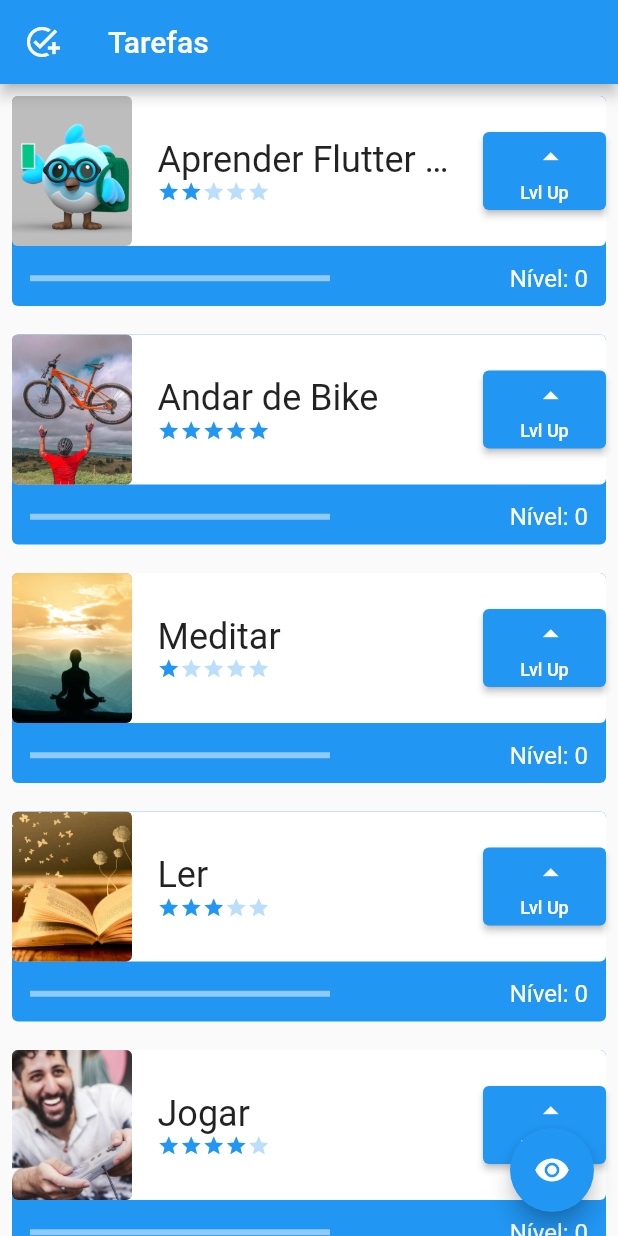
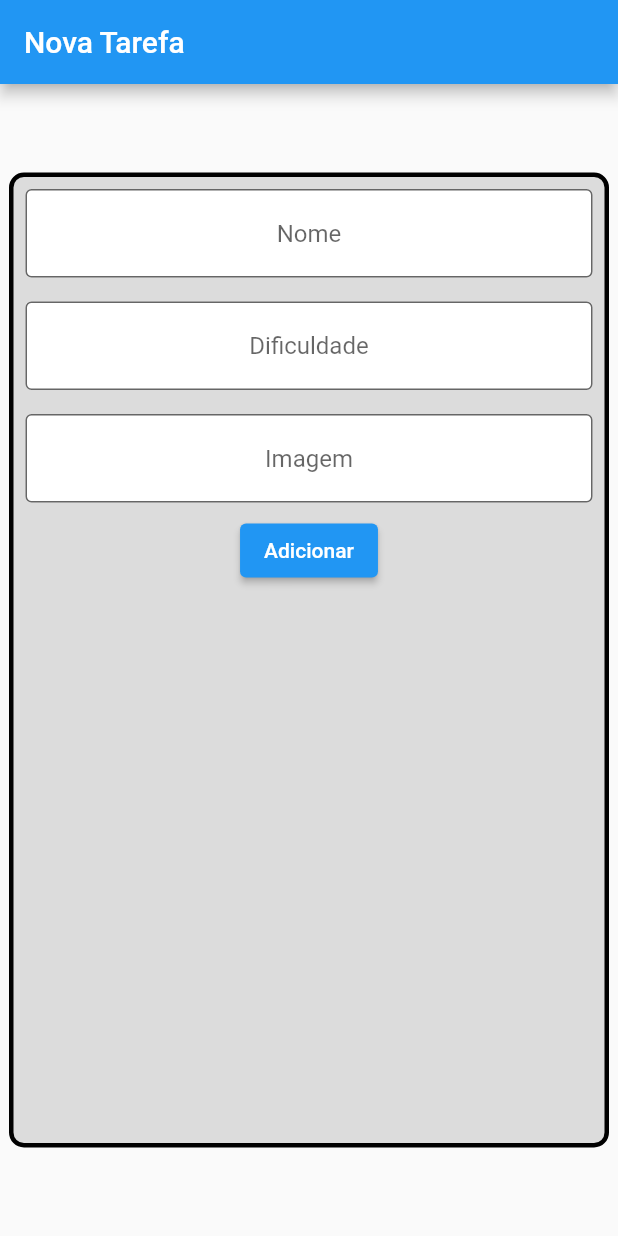
Before and after one commit to NicolasStorti/flutter-task, a Flutter app: the screen it shows after launch, on a phone screen of 412 x 824 dp. Run offline on Flutter 3.47's test engine with Material 2 defaults, Android fonts, the phone set to English and light mode, and no system bars.

Commit message:
Criação da tela do formulário para inserção de novas tarefas

```diff
--- a/lib/components/tasks.dart
+++ b/lib/components/tasks.dart
@@ -18,11 +18,11 @@ class _TaskState extends State<Task> {
 
   Color getTaskColor(int nivel, int dificuldade) {
     if (nivel >= 10) {
-      return Colors.green; // Mudar para a cor desejada para o nível 10
+      return Colors.green;
     } else if (nivel >= dificuldade) {
-      return Colors.yellow; // Mudar para a cor desejada para maestria máxima
+      return Colors.yellow;
     } else {
-      return Colors.blue; // Cor padrão da tarefa
+      return Colors.blue;
     }
   }
 
--- a/lib/main.dart
+++ b/lib/main.dart
@@ -1,6 +1,5 @@
 import 'package:flutter/material.dart';
-
-import 'components/tasks.dart';
+import 'package:task_manager/screens/form_screen.dart';
 
 void main() {
   runApp(const MyApp());
@@ -23,34 +22,7 @@ class _MyAppState extends State<MyApp> {
       theme: ThemeData(
         primarySwatch: Colors.blue,
       ),
-      home: Scaffold(
-        appBar: AppBar(
-          title: const Text('Tarefas'),
-          leading: const Icon(Icons.add_task),
-        ),
-        body: AnimatedOpacity(
-          opacity: opacidade ? 1.0 : 0.0,
-          duration: const Duration(milliseconds: 500),
-          child: ListView(
-            children: const [
-              Task('Aprender Flutter no intervalo do curso!',
-                  'assets/images/flutter.png', 2),
-              Task('Andar de Bike', 'assets/images/bike.webp', 5),
-              Task('Meditar', 'assets/images/meditar.jpg', 1),
-              Task('Ler', 'assets/images/ler.jpg', 3),
-              Task('Jogar', 'assets/images/jogar.jpg', 4),
-            ],
-          ),
-        ),
-        floatingActionButton: FloatingActionButton(
-          onPressed: () {
-            setState(() {
-              opacidade = !opacidade;
-            });
-          },
-          child: const Icon(Icons.remove_red_eye),
-        ),
-      ),
+      home: const FormScreen(),
     );
   }
 }
--- /dev/null
+++ b/lib/screens/form_screen.dart
@@ -0,0 +1,83 @@
+import 'package:flutter/material.dart';
+
+class FormScreen extends StatefulWidget {
+  const FormScreen({Key? key}) : super(key: key);
+
+  @override
+  State<FormScreen> createState() => _FormScreenState();
+}
+
+class _FormScreenState extends State<FormScreen> {
+
+  TextEditingController nameController = TextEditingController();
+  TextEditingController difficultyController = TextEditingController();
+  TextEditingController imageController = TextEditingController();
+
+  @override
+  Widget build(BuildContext context) {
+    return Scaffold(
+      appBar: AppBar(
+        title: Text('Nova Tarefa'),
+      ),
+      body: Center(
+        child: Container(
+          height: 650,
+          width: 400,
+          decoration: BoxDecoration(
+            color: Colors.black12,
+            borderRadius: BorderRadius.circular(10),
+              border: Border.all(width: 3)
+          ),
+          child: Column(
+            children: [
+              Padding(
+                padding: const EdgeInsets.all(8.0),
+                child: TextFormField(
+                  controller: nameController,
+                  textAlign: TextAlign.center,
+                  decoration: InputDecoration(
+                    border: OutlineInputBorder(),
+                    hintText: 'Nome',
+                    fillColor: Colors.white,
+                    filled: true,
+                  ),
+                ),
+              ),
+              Padding(
+                padding: const EdgeInsets.all(8.0),
+                child: TextFormField(
+                  controller: difficultyController,
+                  textAlign: TextAlign.center,
+                  decoration: InputDecoration(
+                    border: OutlineInputBorder(),
+                    hintText: 'Dificuldade',
+                    fillColor: Colors.white,
+                    filled: true,
+                  ),
+                ),
+              ),
+              Padding(
+                padding: const EdgeInsets.all(8.0),
+                child: TextFormField(
+                  controller: imageController,
+                  textAlign: TextAlign.center,
+                  decoration: InputDecoration(
+                    border: OutlineInputBorder(),
+                    hintText:'Imagem',
+                    fillColor: Colors.white,
+                    filled: true,
+                  ),
+                ),
+              ),
+              ElevatedButton(onPressed: (){
+                print(nameController.text);
+                print(int.parse(difficultyController.text));
+                print(imageController.text);
+              }, child: Text('Adicionar'),)
+            ],
+          ),
+        ),
+      ),
+    );
+  }
+}
--- a/lib/screens/tela_inicial.dart
+++ b/lib/screens/tela_inicial.dart
@@ -1,5 +1,4 @@
 import 'package:flutter/material.dart';
-
 import '../components/tasks.dart';
 
 class InitialScreen extends StatefulWidget {
```
